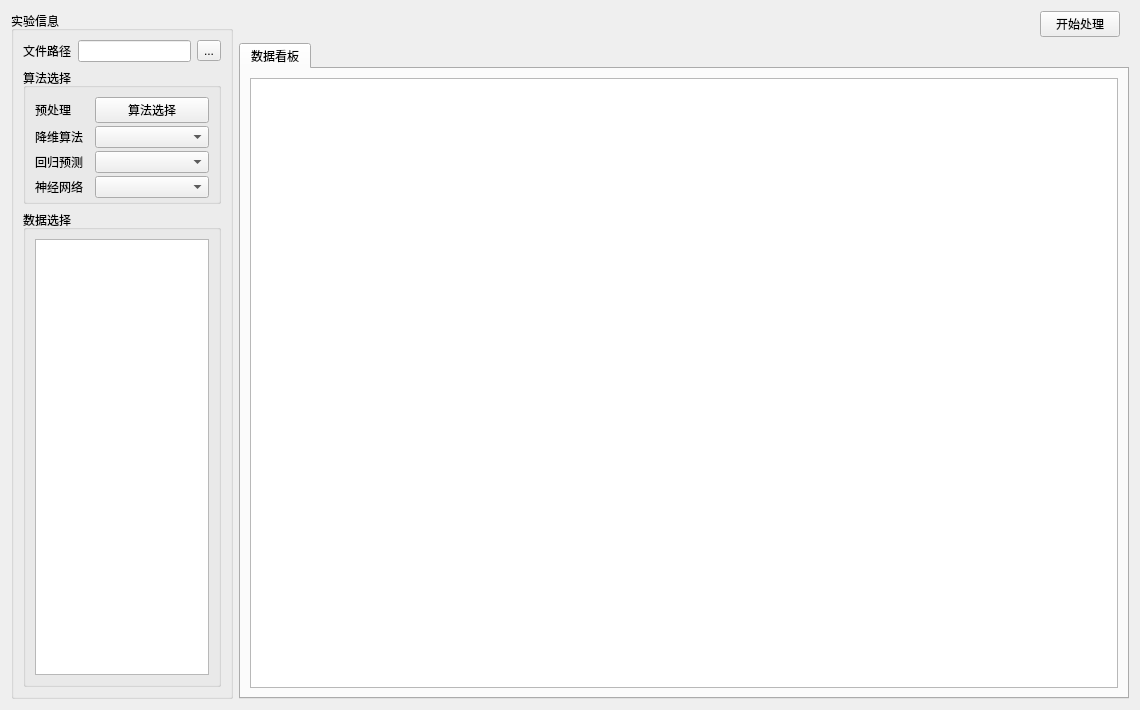
The window that Enose/resource_ui/alg_uifile/Alg_show.ui (WMSF111/E_Nose) describes before a commit, drawn with Qt 5.
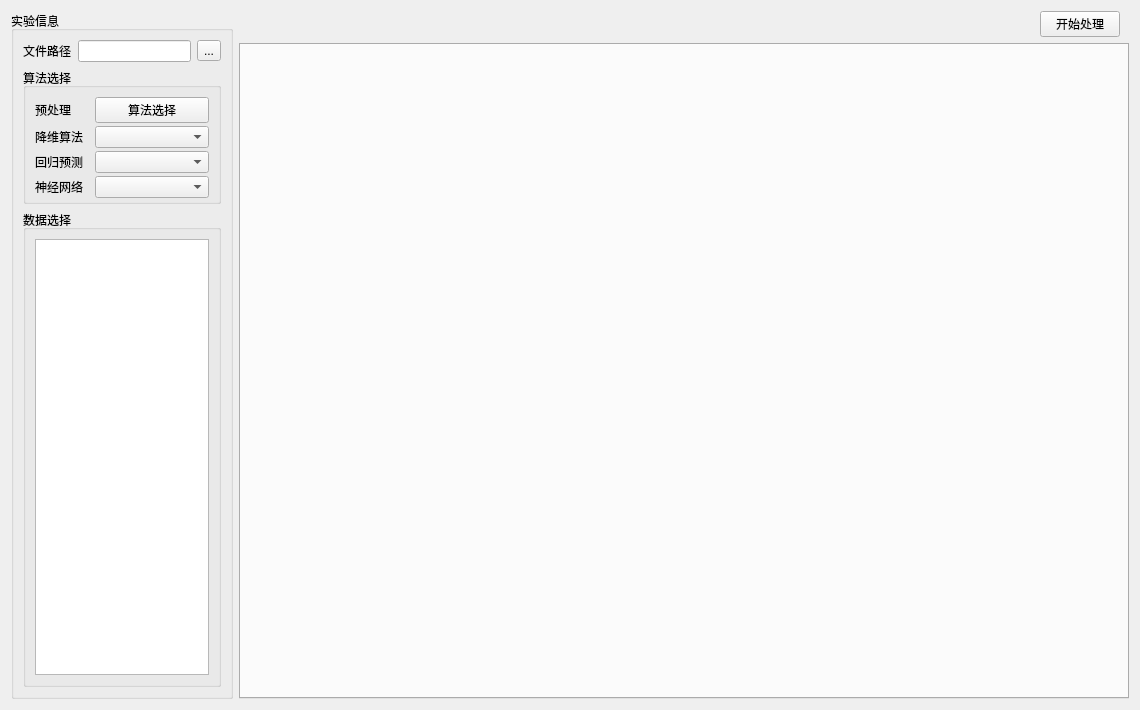
The same window after the commit.

Commit message: 完成数据存储和读取方式的修改

```diff
--- a/Enose/resource_ui/alg_uifile/Alg_show.ui
+++ b/Enose/resource_ui/alg_uifile/Alg_show.ui
@@ -59,20 +59,6 @@
        <property name="currentIndex">
         <number>0</number>
        </property>
-       <widget class="QWidget" name="Line_Show">
-        <attribute name="title">
-         <string>数据看板</string>
-        </attribute>
-        <layout class="QGridLayout" name="gridLayout_5">
-         <item row="0" column="0">
-          <layout class="QVBoxLayout" name="Linegragh_Layout">
-           <item>
-            <widget class="QTextEdit" name="DataBroad"/>
-           </item>
-          </layout>
-         </item>
-        </layout>
-       </widget>
       </widget>
      </item>
      <item row="0" column="0" rowspan="2">
```
Left out of the diff: 2 changed lines with no effect on the pictures. The commit also changes 14 other files.
